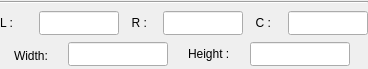
First picture: the form in windows/table_info.ui, repository sensehawk/qgis_plugin, before the edit.
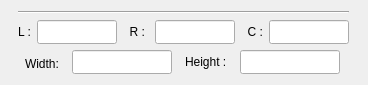
Second picture: the form after the edit.

```diff
--- a/windows/table_info.ui
+++ b/windows/table_info.ui
@@ -7,33 +7,21 @@
     <x>0</x>
     <y>0</y>
     <width>368</width>
-    <height>69</height>
+    <height>85</height>
    </rect>
   </property>
   <property name="windowTitle">
    <string>Form</string>
   </property>
-  <layout class="QVBoxLayout" name="verticalLayout">
-   <property name="leftMargin">
-    <number>0</number>
-   </property>
-   <property name="topMargin">
-    <number>0</number>
-   </property>
-   <property name="rightMargin">
-    <number>0</number>
-   </property>
-   <property name="bottomMargin">
-    <number>0</number>
-   </property>
-   <item>
+  <layout class="QGridLayout" name="gridLayout">
+   <item row="0" column="0">
     <widget class="Line" name="line">
      <property name="orientation">
       <enum>Qt::Horizontal</enum>
      </property>
     </widget>
    </item>
-   <item>
+   <item row="1" column="0">
     <layout class="QHBoxLayout" name="horizontalLayout">
      <item>
       <widget class="QLabel" name="label_6">
@@ -181,10 +169,13 @@
      </item>
     </layout>
    </item>
-   <item>
-    <layout class="QHBoxLayout" name="horizontalLayout_4">
+   <item row="2" column="0">
+    <layout class="QHBoxLayout" name="horizontalLayout_5">
      <item>
-      <widget class="QLabel" name="label_13">
+      <widget class="QLabel" name="label_15">
+       <property name="enabled">
+        <bool>true</bool>
+       </property>
        <property name="sizePolicy">
         <sizepolicy hsizetype="Fixed" vsizetype="Fixed">
          <horstretch>0</horstretch>
@@ -209,7 +200,10 @@
       </widget>
      </item>
      <item>
-      <widget class="QLineEdit" name="module_width_5">
+      <widget class="QLineEdit" name="module_width_7">
+       <property name="enabled">
+        <bool>true</bool>
+       </property>
        <property name="sizePolicy">
         <sizepolicy hsizetype="Preferred" vsizetype="Fixed">
          <horstretch>0</horstretch>
@@ -234,7 +228,10 @@
       </widget>
      </item>
      <item>
-      <widget class="QLabel" name="label_14">
+      <widget class="QLabel" name="label_16">
+       <property name="enabled">
+        <bool>true</bool>
+       </property>
        <property name="sizePolicy">
         <sizepolicy hsizetype="Fixed" vsizetype="Fixed">
          <horstretch>0</horstretch>
@@ -259,7 +256,10 @@
       </widget>
      </item>
      <item>
-      <widget class="QLineEdit" name="module_width_6">
+      <widget class="QLineEdit" name="module_width_8">
+       <property name="enabled">
+        <bool>true</bool>
+       </property>
        <property name="sizePolicy">
         <sizepolicy hsizetype="Preferred" vsizetype="Preferred">
          <horstretch>0</horstretch>
```
